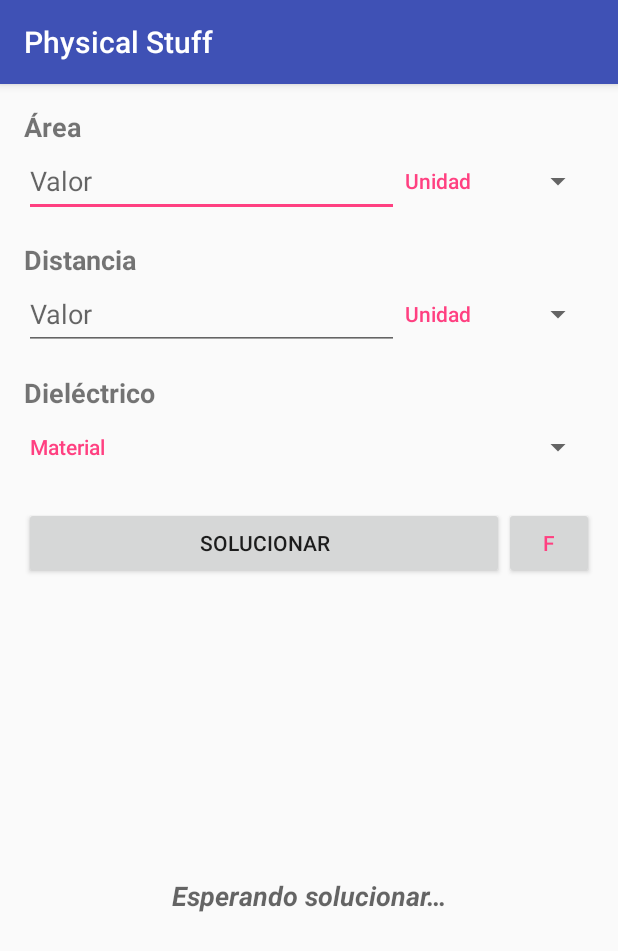
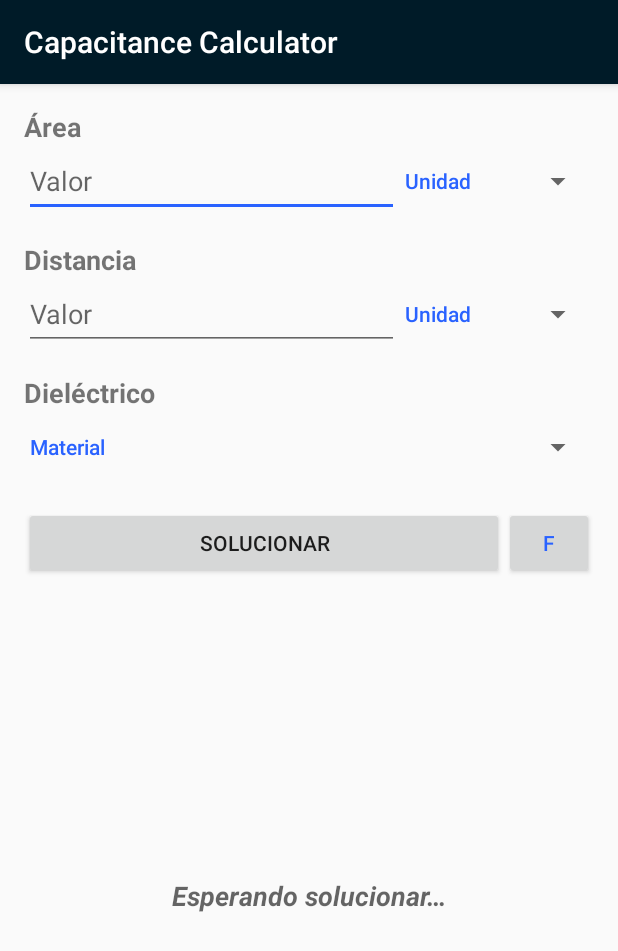
Before and after one commit to RaqB/CapacitanceCalculator, an Android app: the screen it shows after launch (MainActivity), on a phone screen of 412 x 824 dp. Shown: the top 951 px of the screen. Run offline under Robolectric (Android 15) with nearby library versions, the phone set to English and light mode, and no system bars; our stand-ins replace ButterKnife, Dagger/Hilt's generated code; libraries missing offline, so code that uses them is left out: com.afollestad.materialdialogs; 8 statements that could not run were skipped.

Commit message:
changed colors and string resources (added tag sup)

```diff
--- a/app/src/main/res/drawable/splash_background.xml
+++ b/app/src/main/res/drawable/splash_background.xml
@@ -2,7 +2,7 @@
 <layer-list xmlns:android="http://schemas.android.com/apk/res/android">
 
     <item
-        android:drawable="@android:color/darker_gray"/>
+        android:drawable="@android:color/white"/>
 
     <item>
         <bitmap
--- a/app/src/main/res/values/colors.xml
+++ b/app/src/main/res/values/colors.xml
@@ -1,6 +1,6 @@
 <?xml version="1.0" encoding="utf-8"?>
 <resources>
-    <color name="colorPrimary">#3F51B5</color>
-    <color name="colorPrimaryDark">#303F9F</color>
-    <color name="colorAccent">#FF4081</color>
+    <color name="colorPrimary">#001b28</color>
+    <color name="colorPrimaryDark">#000000</color>
+    <color name="colorAccent">#2962ff</color>
 </resources>
--- a/app/src/main/res/values/strings.xml
+++ b/app/src/main/res/values/strings.xml
@@ -1,7 +1,7 @@
 <resources>
-    <string name="app_name">Physical Stuff</string>
+    <string name="app_name">Capacitance Calculator</string>
 
-    <string name="unidad_kilometro">Kilometro</string>
+    <string name="unidad_kilometro">Kilómetro</string>
     <string name="unidad_metro">Metro</string>
     <string name="unidad_centimetro">Centímetro</string>
     <string name="unidad_decimetro">Decímetro</string>
@@ -10,7 +10,7 @@
     <string name="unidad_nanometro">Nanómetro</string>
     <string name="unidad_picometro">Picómetro</string>
 
-    <string name="unidad_kilometro_cuadrado">Kilometro cuadrado</string>
+    <string name="unidad_kilometro_cuadrado">Kilómetro cuadrado</string>
     <string name="unidad_metro_cuadrado">Metro cuadrado</string>
     <string name="unidad_centimetro_cuadrado">Centímetro cuadrado</string>
     <string name="unidad_decimetro_cuadrado">Decímetro cuadrado</string>
@@ -34,14 +34,14 @@
     <string name="simbolo_nanometro">nm</string>
     <string name="simbolo_picometro">pm</string>
 
-    <string name="simbolo_kilometro_cuadrado">km^2</string>
-    <string name="simbolo_metro_cuadrado">m^2</string>
-    <string name="simbolo_centimetro_cuadrado">cm^2</string>
-    <string name="simbolo_decimetro_cuadrado">dm^2</string>
-    <string name="simbolo_milimetro_cuadrado">mm^2</string>
-    <string name="simbolo_micrometro_cuadrado">um^2</string>
-    <string name="simbolo_nanometro_cuadrado">nm^2</string>
-    <string name="simbolo_picometro_cuadrado">pm^2</string>
+    <string name="simbolo_kilometro_cuadrado">km<sup>2</sup></string>
+    <string name="simbolo_metro_cuadrado">m<sup>2</sup></string>
+    <string name="simbolo_centimetro_cuadrado">cm<sup>2</sup></string>
+    <string name="simbolo_decimetro_cuadrado">dm<sup>2</sup></string>
+    <string name="simbolo_milimetro_cuadrado">mm<sup>2</sup></string>
+    <string name="simbolo_micrometro_cuadrado">um<sup>2</sup></string>
+    <string name="simbolo_nanometro_cuadrado">nm<sup>2</sup></string>
+    <string name="simbolo_picometro_cuadrado">pm<sup>2</sup></string>
 
     <string name="simbolo_faradio">F</string>
     <string name="simbolo_milifaradio">mF</string>
```
